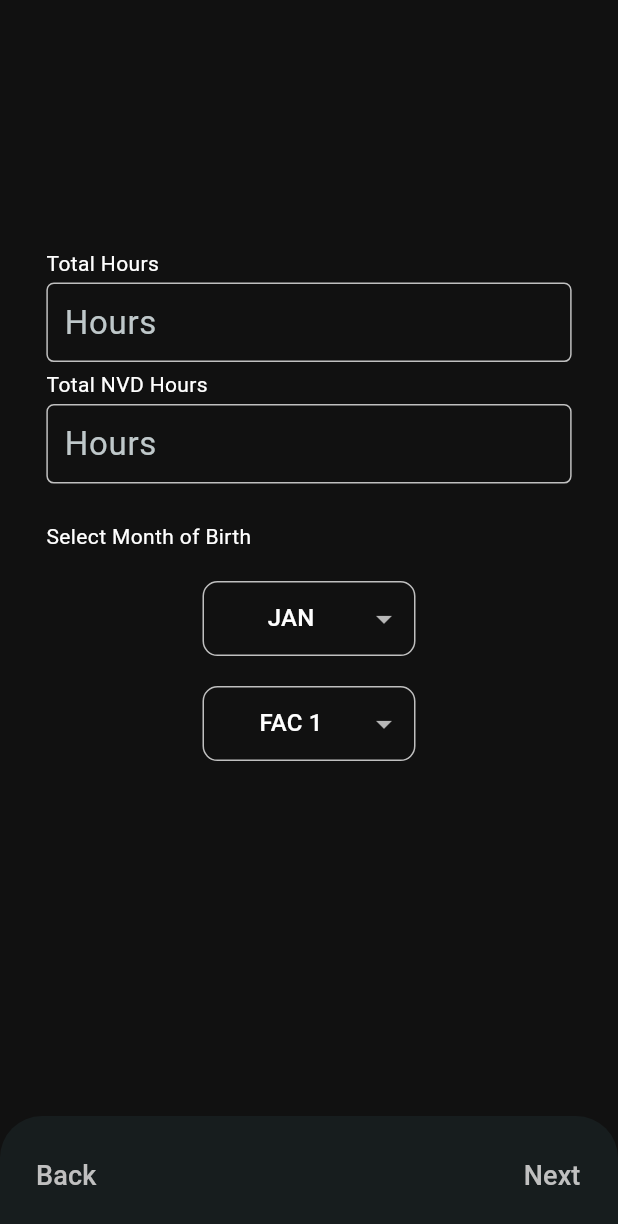
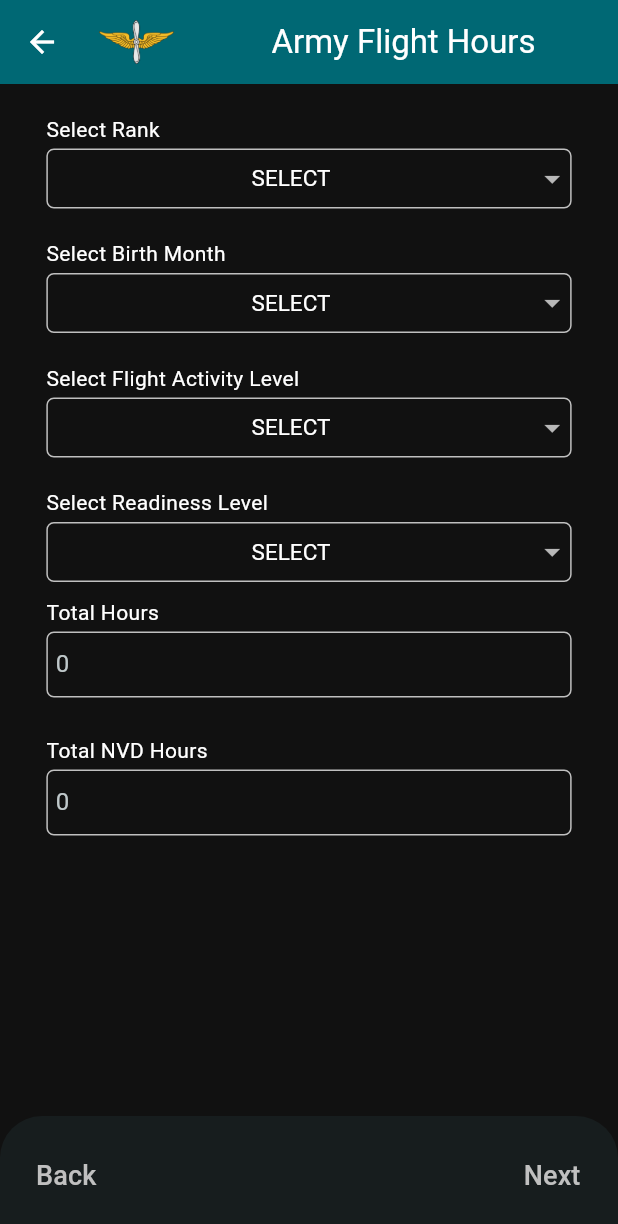
Before and after one commit to kirkwodoster/armyflighthours, a Flutter app: the OnBoardingScreen screen opened directly, swiped to page 2, on a phone screen of 412 x 824 dp. Shown: the top 1224 px of the screen. Run offline on Flutter 3.47's test engine with Material 3 defaults, Android fonts, the phone set to English and light mode, and no system bars; our stand-ins replace cloud_firestore, email_validator, firebase_auth, firebase_core, flex_color_scheme, google_sign_in and 1 more; accounts and stored records are empty; network calls fail.

Commit message:
updated scrollview added rank and consolidated dropdownbutton to 1 class for all buttons

```diff
--- a/lib/page/home_page.dart
+++ b/lib/page/home_page.dart
@@ -1,9 +1,6 @@
-import 'package:cloud_firestore/cloud_firestore.dart';
 import 'package:firebase_auth/firebase_auth.dart';
 import 'package:firebase_auth_verify_email/main.dart';
-import 'package:firebase_auth_verify_email/page/on_board.dart';
 import 'package:flutter/material.dart';
-import 'package:firebase_auth_verify_email/widget/login_widget.dart';
 import 'package:google_sign_in/google_sign_in.dart';
 
 class HomePage extends StatefulWidget {
@@ -53,11 +50,10 @@ class _HomePageState extends State<HomePage> {
                 Navigator.pushAndRemoveUntil(
                   context,
                   MaterialPageRoute(builder: (context) => MainPage()),
-                      (Route<dynamic> route) => false,
+                  (Route<dynamic> route) => false,
                 );
-
-
-              },),
+              },
+            ),
             // CheckUserMonth()
           ],
         ),
@@ -84,8 +80,8 @@ class _NavigationDrawerState extends State<NavigationDrawer> {
               child: Column(
                   crossAxisAlignment: CrossAxisAlignment.stretch,
                   children: <Widget>[
-                buildHeader(context),
-                buildMenuItems(context),
+            buildHeader(context),
+            buildMenuItems(context),
           ])));
 
   Widget buildHeader(BuildContext context) => Material(
@@ -105,7 +101,7 @@ class _NavigationDrawerState extends State<NavigationDrawer> {
                 CircleAvatar(
                   radius: 52,
                   backgroundImage: NetworkImage(
-                    'https://images.unsplash.com/photo-1487412720507-e7ab37603c6f?ixlib=rb-1.2.1&ixid=MnwxMjA3fDB8MHxwaG90by1wYWdlfHx8fGVufDB8fHx8&auto=format&fit=crop&w=1171&q=80',
+                    'https://2.bp.blogspot.com/--Y_lR3HCDUg/UP4qgIRcSkI/AAAAAAAAARc/suPsSut9Pmk/s1600/CageHeli.jpg',
                   ),
                 ),
                 SizedBox(height: 12),
@@ -174,9 +170,6 @@ class _NavigationDrawerState extends State<NavigationDrawer> {
       );
 }
 
-
-
-
 //
 // Future<User?> _signIn() async {
 //   final googleSignIn = GoogleSignIn();
@@ -199,12 +192,6 @@ class _NavigationDrawerState extends State<NavigationDrawer> {
 //     print(e.toString());
 //   }
 // }
-
-
-
-
-
-
 
 // class CheckUserMonth extends StatefulWidget {
 //   @override
--- a/lib/page/on_board.dart
+++ b/lib/page/on_board.dart
@@ -12,6 +12,7 @@ class OnBoardingScreen extends StatefulWidget {
 
 class _OnboardingPageState extends State<OnBoardingScreen> {
   final controller = PageController();
+  final scrollController = ScrollController();
   bool isLastPage = false;
   bool isFirstPage = true;
 
@@ -32,8 +33,26 @@ class _OnboardingPageState extends State<OnBoardingScreen> {
 
     return SafeArea(
       child: Scaffold(
+          appBar: AppBar(
+            titleSpacing: 10,
+            backgroundColor: myTheme.inversePrimary,
+            title: Row(
+              // mainAxisAlignment: MainAxisAlignment.spaceBetween,
+              children: <Widget>[
+                Container(
+                    width: 50,
+                    height: 50,
+                    child: Image.asset('assets/images/insignia.png')),
+                SizedBox(
+                  width: 65,
+                ),
+                Text('Army Flight Hours'),
+              ],
+            ),
+          ),
           resizeToAvoidBottomInset: true, // Set this to true
           body: SingleChildScrollView(
+            controller: scrollController,
             child: Container(
               height: screenHeight * .95,
               padding: const EdgeInsets.only(bottom: 80),
@@ -60,15 +79,73 @@ class _OnboardingPageState extends State<OnBoardingScreen> {
                     ],
                   ),
                   Column(
-                    mainAxisAlignment: MainAxisAlignment.center,
+                    mainAxisAlignment: MainAxisAlignment.start,
                     children: [
+                      SizedBox(height: 20),
+                      Container(
+                        width: screenWidth * 0.85,
+                        child: Column(
+                          crossAxisAlignment: CrossAxisAlignment.start,
+                          // mainAxisAlignment: MainAxisAlignment.start,
+                          children: [
+                            Text('Select Rank'),
+                            SizedBox(
+                              height: 3,
+                            ),
+                            dropdownMenu(
+                              listData: rank,
+                              onSelectedValueChange: (value) {
+                                selectedValues['rank'] = value;
+                              },
+                            ),
+                            SizedBox(
+                              height: 20,
+                            ),
+                            Text('Select Birth Month'),
+                            SizedBox(
+                              height: 3,
+                            ),
+                            dropdownMenu(
+                              listData: months,
+                              onSelectedValueChange: (value) {
+                                selectedValues['month'] = value;
+                              },
+                            ),
+                            SizedBox(
+                              height: 20,
+                            ),
+                            Text('Select Flight Activity Level'),
+                            SizedBox(
+                              height: 3,
+                            ),
+                            dropdownMenu(
+                              listData: fac,
+                              onSelectedValueChange: (value) {
+                                selectedValues['fac'] = value;
+                              },
+                            ),
+                            SizedBox(
+                              height: 20,
+                            ),
+                            Text('Select Readiness Level'),
+                            SizedBox(
+                              height: 3,
+                            ),
+                            dropdownMenu(
+                              listData: rlLevel,
+                              onSelectedValueChange: (value) {
+                                selectedValues['rlLevel'] = value;
+                              },
+                            ),
                             SizedBox(height: 10),
                             Form(
                               key: _totalKey,
                               child: Column(
                                 children: [
                                   userinputHours(
-                                label: 'Total Hours', controller: _totalHours),
+                                      label: 'Total Hours',
+                                      controller: _totalHours),
+                                  SizedBox(height: 20),
                                   userinputHours(
                                       label: 'Total NVD Hours',
                                       controller: _totalNVD),
@@ -76,30 +153,9 @@ class _OnboardingPageState extends State<OnBoardingScreen> {
                               ),
                             ),
                             SizedBox(height: 20),
-                      Container(
-                          width: screenWidth * 0.85,
-                          child: Text('Select Month of Birth',
-                              textAlign: TextAlign.left)),
-                      SizedBox(height: 20),
-                      // MonthButton(),
-                      Column(
-                        //crossAxisAlignment: CrossAxisAlignment.center,
-                        mainAxisAlignment: MainAxisAlignment.spaceEvenly,
-                        children: [
-                          monthDropDown(),
-                          SizedBox(
-                            height: 20,
-                          ),
-                          facDropDown(),
                           ],
                         ),
-                      SizedBox(height: 20),
-                      // Container(
-                      //     width: screenWidth * 0.85,
-                      //     child: Text('Select FAC Level',
-                      //         textAlign: TextAlign.left)),
-                      // SizedBox(height: 20),
-                      // facAviator(),
+                      ),
                       SizedBox(height: 20),
                     ],
                   ),
@@ -170,6 +226,7 @@ class _OnboardingPageState extends State<OnBoardingScreen> {
                               duration: const Duration(milliseconds: 500),
                               curve: Curves.easeInOut,
                             );
+                            scrollController.jumpTo(0.0);
                           }),
                       TextButton(
                         child: const Text('Submit',
@@ -199,6 +256,8 @@ class _OnboardingPageState extends State<OnBoardingScreen> {
                                 style: TextStyle(fontSize: 18)),
                             onPressed: () {
                               FocusManager.instance.primaryFocus?.unfocus();
+                              scrollController.jumpTo(0.0);
+
                               if (selectedAirframe == null) {
                                 final selectAirframe = SnackBar(
                                   duration: Duration(seconds: 2),
@@ -251,6 +310,7 @@ class _OnboardingPageState extends State<OnBoardingScreen> {
                             child: const Text('Back',
                                 style: TextStyle(fontSize: 18)),
                             onPressed: () {
+                              scrollController.jumpTo(0.0);
                               FocusManager.instance.primaryFocus?.unfocus();
                               controller.previousPage(
                                 duration: const Duration(milliseconds: 500),
@@ -262,16 +322,20 @@ class _OnboardingPageState extends State<OnBoardingScreen> {
                             child: const Text('Next',
                                 style: TextStyle(fontSize: 18)),
                             onPressed: () {
+                              scrollController.jumpTo(0.0);
                               FocusManager.instance.primaryFocus?.unfocus();
-                              if (_totalKey.currentState!.validate() &&
-                                  selectedMonth != null &&
-                                  selectedFac != null) {
+                              if (_totalKey.currentState!.validate() ||
+                                  selectedValues['rank'] != null ||
+                                  selectedValues['month'] != null ||
+                                  selectedValues['fac'] != null ||
+                                  selectedValues['rlLevel'] != null) {
                                 controller.nextPage(
                                   duration: const Duration(milliseconds: 500),
                                   curve: Curves.easeInOut,
                                 );
                               } else if (selectedMonth == null ||
                                   selectedFac == null) {
+                                scrollController.jumpTo(0.0);
                                 FocusManager.instance.primaryFocus?.unfocus();
                                 final selectAirframe = SnackBar(
                                   duration: Duration(seconds: 2),
@@ -285,10 +349,10 @@ class _OnboardingPageState extends State<OnBoardingScreen> {
                                       decoration: BoxDecoration(
                                           color: myTheme.errorContainer,
                                           borderRadius: BorderRadius.all(
-                                              Radius.circular(20))),
+                                              Radius.circular(15))),
                                       child: Center(
                                         child: Text(
-                                            'Select a Birth Month and FAC Level',
+                                            'Select a Rank, Birth Month, FAC and RL',
                                             style: TextStyle(
                                               color: Colors.white,
                                               fontSize: 14,
@@ -422,7 +486,6 @@ class _RadioExampleState extends State<RadioExample> {
               ),
             ),
           ),
-          SizedBox(height: 0),
           Container(
             // width: 250,
             // height: 200,
@@ -472,73 +535,119 @@ class _RadioExampleState extends State<RadioExample> {
 }
 
 List<String> months = [
-  'JAN',
-  'FEB',
-  'MAR',
-  'APR',
+  'SELECT',
+  'JANUARY',
+  'FEBRUARY',
+  'MARCH',
+  'APRIL',
   'MAY',
-  'JUN',
-  'JUL',
-  'AUG',
-  'SEP',
-  'OCT',
-  'NOV',
-  'DEC'
+  'JUNE',
+  'JULY',
+  'AUGUST',
+  'SEPTEMBER',
+  'OCTOBER',
+  'NOVEMBER',
+  'DECEMBER'
 ];
 
+List<String> fac = [
+  'SELECT',
+  'FAC 1',
+  'FAC 2',
+  'FAC 3',
+];
+
+List<String> rlLevel = [
+  'SELECT',
+  'RL 1',
+  'RL 2',
+  'RL 3',
+];
+
+List<String> rank = [
+  'SELECT',
+  'WO1',
+  'CW2',
+  'CW3',
+  'CW4',
+  'CW5',
+  '2LT',
+  '1LT',
+  'CPT',
+  'MAJ',
+  'LTC',
+  'COL',
+  'CIVILIAN'
+];
+String? selectedRank;
 String? selectedMonth;
+String? selectedFac;
+String? selectedRL;
 
-class monthDropDown extends StatefulWidget {
-  const monthDropDown({Key? key}) : super(key: key);
+Map<String, String> selectedValues = {};
+
+class dropdownMenu extends StatefulWidget {
+  final List<String> listData;
+  final ValueChanged<String> onSelectedValueChange;
+
+  const dropdownMenu({
+    Key? key,
+    required this.listData,
+    required this.onSelectedValueChange,
+  }) : super(key: key);
 
   @override
-  State<monthDropDown> createState() => _monthDropDownState();
+  State<dropdownMenu> createState() => _dropdownMenuState();
 }
 
-class _monthDropDownState extends State<monthDropDown> {
-  String selectedMonth = months.first;
+class _dropdownMenuState extends State<dropdownMenu> {
+  String? selectedData;
+
+  @override
+  void initState() {
+    super.initState();
+    selectedData = widget.listData.first;
+  }
+
   @override
   Widget build(BuildContext context) {
     final myTheme = Theme.of(context).colorScheme;
     double screenWidth = MediaQuery.of(context).size.width;
-    double screenHeight = MediaQuery.of(context).size.height;
     return Center(
       child: Row(
         mainAxisAlignment: MainAxisAlignment.center,
         children: <Widget>[
           Container(
-            // width: screenWidth * 0.85,
+            width: screenWidth * 0.85,
+            height: 40,
             decoration: BoxDecoration(
-              // color: myTheme.primary, borderRadius: BorderRadius.circular(10),
               border: Border.all(
                 color: myTheme.primary,
               ),
-              borderRadius: BorderRadius.circular(10.0),
+              borderRadius: BorderRadius.circular(5.0),
             ),
-            child: Padding(
-              padding: const EdgeInsets.symmetric(horizontal: 8.0),
             child: DropdownButton<String>(
+              menuMaxHeight: 250,
+              style: TextStyle(fontSize: 15),
+              isExpanded: true,
               underline: Container(color: Colors.transparent),
-                value: selectedMonth,
+              value: selectedData,
               onChanged: (String? value) {
-                  // This is called when the user selects an item.
-                  setState(() => selectedMonth = value!);
-                  print(selectedMonth.toString());
+                setState(() => selectedData = value!);
+                widget.onSelectedValueChange(value!);
               },
               selectedItemBuilder: (BuildContext context) {
-                  return months.map<Widget>((String item) {
-                    // This is the widget that will be shown when you select an item.
-                    // Here custom text style, alignment and layout size can be applied
-                    // to selected item string.
+                return widget.listData.map<Widget>((String item) {
                   return Container(
                       alignment: Alignment.center,
-                        constraints: const BoxConstraints(minWidth: 100),
+                      // constraints: BoxConstraints(maxWidth: screenWidth * 0.5),
                       child: Text(
                         item,
                       ));
                 }).toList();
               },
-                items: months.map<DropdownMenuItem<String>>((String item) {
+              items:
+                  widget.listData.map<DropdownMenuItem<String>>((String item) {
                 return DropdownMenuItem<String>(
                   value: item,
                   child: Text(item),
@@ -546,164 +655,11 @@ class _monthDropDownState extends State<monthDropDown> {
               }).toList(),
             ),
           ),
-          ),
         ],
       ),
     );
   }
 }
-
-List<String> fac = [
-  'FAC 1',
-  'FAC 2',
-  'FAC 3',
-];
-// const facDropDown({Key? key}) : super(key: key);
-String? selectedFac;
-
-class facDropDown extends StatefulWidget {
-  const facDropDown({Key? key}) : super(key: key);
-
-  @override
-  State<facDropDown> createState() => _facDropDownState();
-}
-
-class _facDropDownState extends State<facDropDown> {
-  String selectedFac = fac.first;
-  @override
-  Widget build(BuildContext context) {
-    final myTheme = Theme.of(context).colorScheme;
-    double screenWidth = MediaQuery.of(context).size.width;
-    double screenHeight = MediaQuery.of(context).size.height;
-    return Center(
-      child: Row(
-        mainAxisAlignment: MainAxisAlignment.center,
-        children: <Widget>[
-          Container(
-            // width: screenWidth * 0.85,
-            decoration: BoxDecoration(
-              // color: myTheme.primary, borderRadius: BorderRadius.circular(10),
-              border: Border.all(
-                color: myTheme.primary,
-              ),
-              borderRadius: BorderRadius.circular(10.0),
-            ),
-            child: Padding(
-              padding: const EdgeInsets.symmetric(horizontal: 8.0),
-              child: DropdownButton<String>(
-                underline: Container(color: Colors.transparent),
-                value: selectedFac,
-                onChanged: (String? value) {
-                  // This is called when the user selects an item.
-                  setState(() => selectedFac = value!);
-                },
-                selectedItemBuilder: (BuildContext context) {
-                  return fac.map<Widget>((String item) {
-                    // This is the widget that will be shown when you select an item.
-                    // Here custom text style, alignment and layout size can be applied
-                    // to selected item string.
-                    return Container(
-                        alignment: Alignment.center,
-                        constraints: const BoxConstraints(minWidth: 100),
-                        child: Text(
-                          item,
-                        ));
-                  }).toList();
-                },
-                items: fac.map<DropdownMenuItem<String>>((String item) {
-                  return DropdownMenuItem<String>(
-                    value: item,
-                    child: Text(item),
-                  );
-                }).toList(),
-              ),
-            ),
-          ),
-        ],
-      ),
-    );
-  }
-}
-
-// String? selectedMonth;
-// class MonthButton extends StatefulWidget {
-//   const MonthButton({Key? key}) : super(key: key);
-//
-//   @override
-//   _MonthButtonState createState() => _MonthButtonState();
-// }
-//
-// class _MonthButtonState extends State<MonthButton> {
-//   List<String> months = [
-//     'JAN',
-//     'FEB',
-//     'MAR',
-//     'APR',
-//     'MAY',
-//     'JUN',
-//     'JUL',
-//     'AUG',
-//     'SEP',
-//     'OCT',
-//     'NOV',
-//     'DEC'
-//   ];
-//
-//   @override
-//   Widget build(BuildContext context) {
-//     double screenWidth = MediaQuery.of(context).size.width;
-//     // double screenHeight = MediaQuery.of(context).size.height;
-//     final myTheme = Theme.of(context).colorScheme;
-//     return Container(
-//       width: screenWidth * 0.85,
-//       // width: 300,
-//       child: Column(
-//         children: List.generate(4, (rowIndex) {
-//           return Row(
-//             children: List.generate(3, (columnIndex) {
-//               int monthIndex = rowIndex * 3 + columnIndex;
-//               if (monthIndex >= months.length) {
-//                 return Expanded(child: Container());
-//               }
-//               return Expanded(
-//                 child: Container(
-//                   padding: EdgeInsets.all(10),
-//                   child: OutlinedButton(
-//                     onPressed: () {
-//                       setState(() {
-//                         selectedMonth = months[monthIndex];
-//                         // int selectedMonthNumber = monthNameToInt(selectedMonth!);
-//                       });
-//                     },
-//                     child: Text(months[monthIndex],
-//                         style: TextStyle(fontSize: 13, color: Colors.white)),
-//                     style: OutlinedButton.styleFrom(
-//                       shape: RoundedRectangleBorder(
-//                         borderRadius:
-//                             BorderRadius.circular(5.0), // Make it rectangle
-//                       ),
-//                       foregroundColor: selectedMonth == months[monthIndex]
-//                           ? myTheme.error
-//                           : myTheme.primary,
-//                       backgroundColor: selectedMonth == months[monthIndex]
-//                           ? myTheme.error
-//                           : myTheme.primary,
-//                       side: BorderSide(
-//                         color: selectedMonth == months[monthIndex]
-//                             ? myTheme.error
-//                             : myTheme.primary,
-//                       ),
-//                     ),
-//                   ),
-//                 ),
-//               );
-//             }),
-//           );
-//         }),
-//       ),
-//     );
-//   }
-// }
 
 final _totalHours = TextEditingController();
 final _totalNVD = TextEditingController();
@@ -749,10 +705,10 @@ class userinputHours extends StatelessWidget {
           // height: 60,
           child: TextFormField(
             textAlign: TextAlign.left,
-            style: TextStyle(fontSize: 22),
+            // style: TextStyle(fontSize: 22),
             decoration: InputDecoration(
               isDense: true,
-              hintText: " Hours",
+              hintText: "0",
               contentPadding:
                   const EdgeInsets.symmetric(vertical: 10, horizontal: 2.0),
               enabledBorder: OutlineInputBorder(
@@ -778,77 +734,6 @@ class userinputHours extends StatelessWidget {
     );
   }
 }
-
-// String? selectedFac;
-//
-// class facAviator extends StatefulWidget {
-//   const facAviator({Key? key}) : super(key: key);
-//
-//   @override
-//   _facAviatorState createState() => _facAviatorState();
-// }
-//
-// class _facAviatorState extends State<facAviator> {
-//   List<String> fac = [
-//     'FAC 1',
-//     'FAC 2',
-//     'FAC 3',
-//   ];
-//
-//   @override
-//   Widget build(BuildContext context) {
-//     double screenWidth = MediaQuery.of(context).size.width;
-//     // double screenHeight = MediaQuery.of(context).size.height;
-//     final myTheme = Theme.of(context).colorScheme;
-//     return Container(
-//       width: screenWidth * 0.85,
-//       // width: 300,
-//       child: Column(
-//         children: List.generate(1, (rowIndex) {
-//           return Row(
-//             children: List.generate(3, (columnIndex) {
-//               int facAvi = rowIndex * 3 + columnIndex;
-//               if (facAvi >= fac.length) {
-//                 return Expanded(child: Container());
-//               }
-//               return Expanded(
-//                 child: Container(
-//                   padding: EdgeInsets.all(10),
-//                   child: OutlinedButton(
-//                     onPressed: () {
-//                       setState(() {
-//                         selectedFac = fac[facAvi];
-//                       });
-//                     },
-//                     child: Text(fac[facAvi],
-//                         style: TextStyle(fontSize: 13, color: Colors.white)),
-//                     style: OutlinedButton.styleFrom(
-//                       shape: RoundedRectangleBorder(
-//                         borderRadius:
-//                             BorderRadius.circular(5.0), // Make it rectangle
-//                       ),
-//                       foregroundColor: selectedFac == fac[facAvi]
-//                           ? myTheme.error
-//                           : myTheme.primary,
-//                       backgroundColor: selectedFac == fac[facAvi]
-//                           ? myTheme.error
-//                           : myTheme.primary,
-//                       side: BorderSide(
-//                         color: selectedFac == fac[facAvi]
-//                             ? myTheme.error
-//                             : myTheme.primary,
-//                       ),
-//                     ),
-//                   ),
-//                 ),
-//               );
-//             }),
-//           );
-//         }),
-//       ),
-//     );
-//   }
-// }
 
 Future initialOnboardData() async {
   final CollectionReference _usersCollection =
```
Lines whose indentation alone changed are shown as unchanged.
